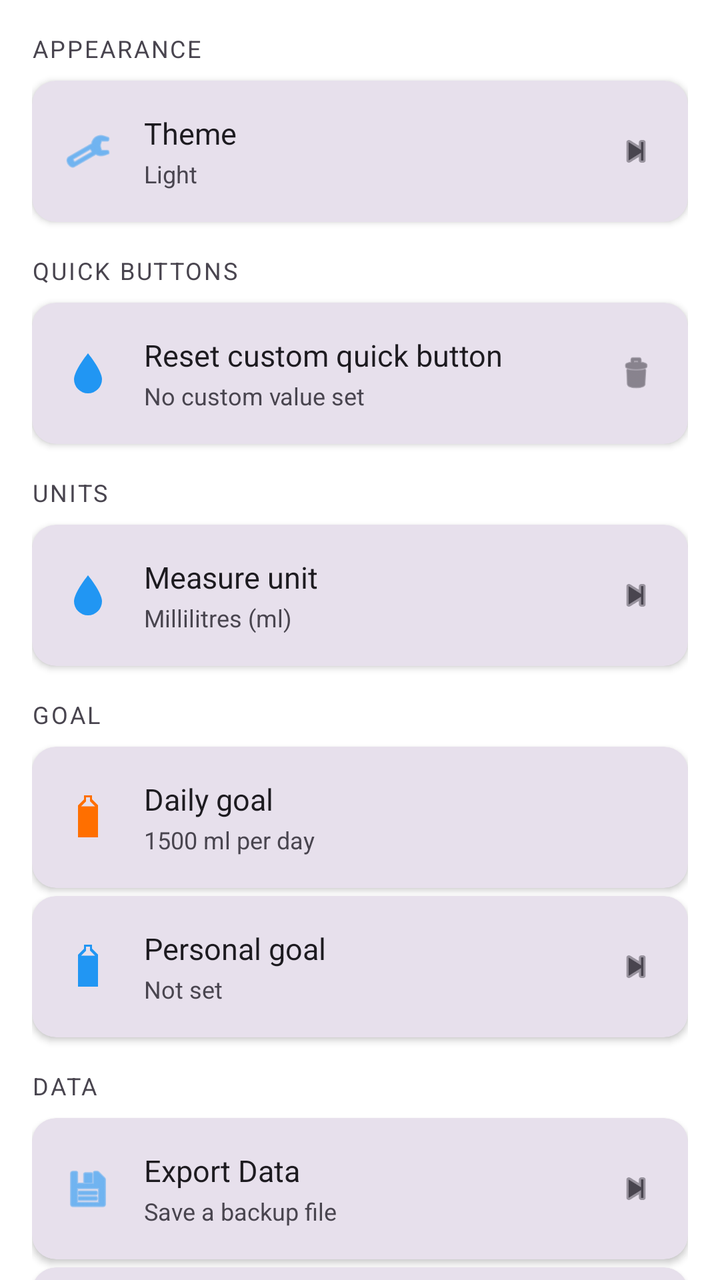
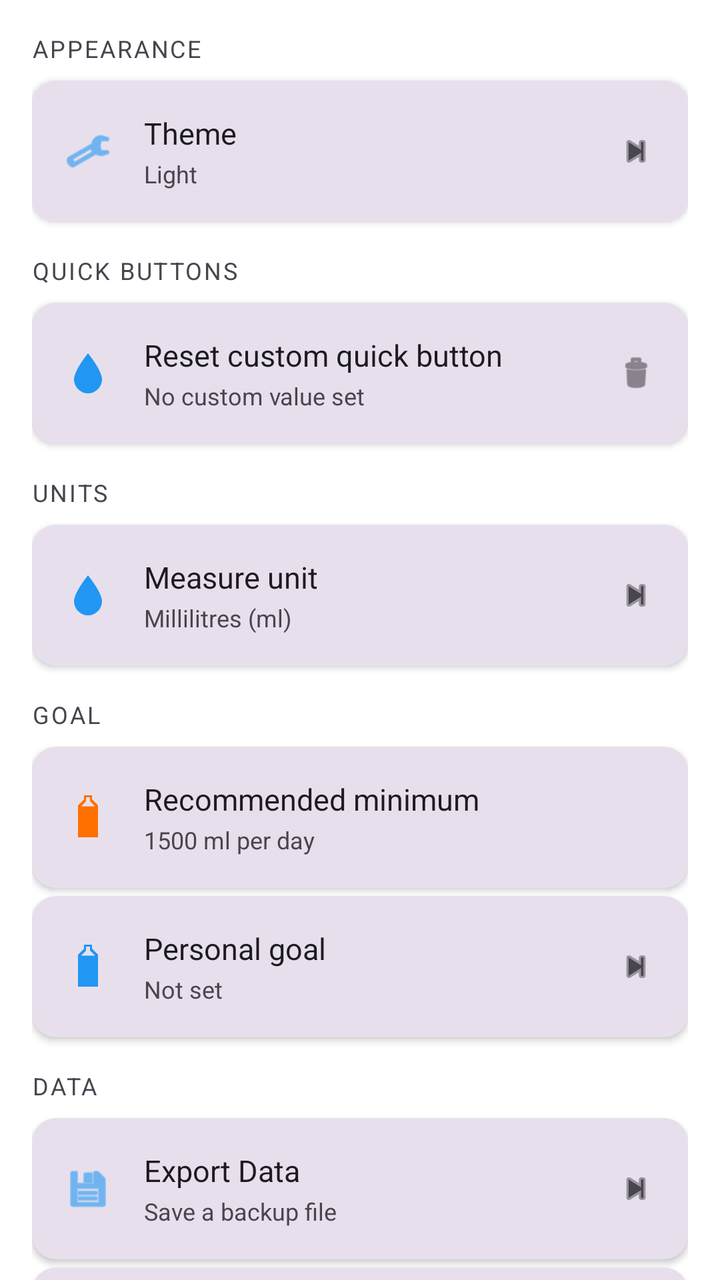

Before-and-after screenshots of an Android layout around one commit, followed by the original layout XML and the change that was made.
<!-- AndroidManifest.xml: application theme Theme.WaterReminder -->
<!-- res/layout/fragment_settings.xml -->
<?xml version="1.0" encoding="utf-8"?>
<androidx.core.widget.NestedScrollView xmlns:android="http://schemas.android.com/apk/res/android"
    xmlns:app="http://schemas.android.com/apk/res-auto"
    android:layout_width="match_parent"
    android:layout_height="match_parent"
    android:background="@color/page_background">

    <LinearLayout
        android:layout_width="match_parent"
        android:layout_height="wrap_content"
        android:orientation="vertical"
        android:padding="16dp">

        
        <TextView
            android:layout_width="match_parent"
            android:layout_height="wrap_content"
            android:layout_marginBottom="8dp"
            android:text="Appearance"
            android:textColor="?attr/colorOnSurfaceVariant"
            android:textSize="12sp"
            android:textAllCaps="true"
            android:letterSpacing="0.08" />

        <androidx.cardview.widget.CardView
            android:layout_width="match_parent"
            android:layout_height="wrap_content"
            android:layout_marginBottom="16dp"
            app:cardCornerRadius="12dp"
            app:cardElevation="2dp"
            app:cardBackgroundColor="?attr/colorSurfaceVariant">

            <LinearLayout
                android:id="@+id/row_set_theme"
                android:layout_width="match_parent"
                android:layout_height="wrap_content"
                android:orientation="horizontal"
                android:gravity="center_vertical"
                android:padding="16dp"
                android:background="?attr/selectableItemBackground"
                android:clickable="true"
                android:focusable="true">

                <ImageView
                    android:layout_width="24dp"
                    android:layout_height="24dp"
                    android:layout_marginEnd="16dp"
                    android:src="@android:drawable/ic_menu_manage"
                    android:tint="@color/brand_blue" />

                <LinearLayout
                    android:layout_width="0dp"
                    android:layout_height="wrap_content"
                    android:layout_weight="1"
                    android:orientation="vertical">

                    <TextView
                        android:layout_width="wrap_content"
                        android:layout_height="wrap_content"
                        android:text="Theme"
                        android:textColor="?attr/colorOnSurface"
                        android:textSize="15sp" />

                    <TextView
                        android:id="@+id/text_theme_current"
                        android:layout_width="wrap_content"
                        android:layout_height="wrap_content"
                        android:layout_marginTop="2dp"
                        android:text="@string/theme_light"
                        android:textColor="?attr/colorOnSurfaceVariant"
                        android:textSize="12sp" />

                </LinearLayout>

                <ImageView
                    android:layout_width="20dp"
                    android:layout_height="20dp"
                    android:src="@android:drawable/ic_media_next"
                    android:tint="?attr/colorOnSurfaceVariant" />

            </LinearLayout>

        </androidx.cardview.widget.CardView>

        
        <TextView
            android:layout_width="match_parent"
            android:layout_height="wrap_content"
            android:layout_marginBottom="8dp"
            android:text="Quick buttons"
            android:textColor="?attr/colorOnSurfaceVariant"
            android:textSize="12sp"
            android:textAllCaps="true"
            android:letterSpacing="0.08" />

        <androidx.cardview.widget.CardView
            android:layout_width="match_parent"
            android:layout_height="wrap_content"
            android:layout_marginBottom="16dp"
            app:cardCornerRadius="12dp"
            app:cardElevation="2dp"
            app:cardBackgroundColor="?attr/colorSurfaceVariant">

            <LinearLayout
                android:id="@+id/row_reset_custom"
                android:layout_width="match_parent"
                android:layout_height="wrap_content"
                android:orientation="horizontal"
                android:gravity="center_vertical"
                android:padding="16dp"
                android:background="?attr/selectableItemBackground"
                android:clickable="true"
                android:focusable="true">

                <ImageView
                    android:layout_width="24dp"
                    android:layout_height="24dp"
                    android:layout_marginEnd="16dp"
                    android:src="@drawable/ic_water_drop"
                    android:tint="@color/brand_blue" />

                <LinearLayout
                    android:layout_width="0dp"
                    android:layout_height="wrap_content"
                    android:layout_weight="1"
                    android:orientation="vertical">

                    <TextView
                        android:layout_width="wrap_content"
                        android:layout_height="wrap_content"
                        android:text="Reset custom quick button"
                        android:textColor="?attr/colorOnSurface"
                        android:textSize="15sp" />

                    <TextView
                        android:id="@+id/text_custom_current"
                        android:layout_width="wrap_content"
                        android:layout_height="wrap_content"
                        android:layout_marginTop="2dp"
                        android:text="No custom value set"
                        android:textColor="?attr/colorOnSurfaceVariant"
                        android:textSize="12sp" />

                </LinearLayout>

                <ImageView
                    android:layout_width="20dp"
                    android:layout_height="20dp"
                    android:src="@android:drawable/ic_menu_delete"
                    android:tint="?attr/colorOnSurfaceVariant" />

            </LinearLayout>

        </androidx.cardview.widget.CardView>

        
        <TextView
            android:layout_width="match_parent"
            android:layout_height="wrap_content"
            android:layout_marginBottom="8dp"
            android:text="Units"
            android:textColor="?attr/colorOnSurfaceVariant"
            android:textSize="12sp"
            android:textAllCaps="true"
            android:letterSpacing="0.08" />

        <androidx.cardview.widget.CardView
            android:layout_width="match_parent"
            android:layout_height="wrap_content"
            android:layout_marginBottom="16dp"
            app:cardCornerRadius="12dp"
            app:cardElevation="2dp"
            app:cardBackgroundColor="?attr/colorSurfaceVariant">

            <LinearLayout
                android:id="@+id/row_set_unit"
                android:layout_width="match_parent"
                android:layout_height="wrap_content"
                android:orientation="horizontal"
                android:gravity="center_vertical"
                android:padding="16dp"
                android:background="?attr/selectableItemBackground"
                android:clickable="true"
                android:focusable="true">

                <ImageView
                    android:layout_width="24dp"
                    android:layout_height="24dp"
                    android:layout_marginEnd="16dp"
                    android:src="@drawable/ic_water_drop"
                    android:tint="@color/brand_blue" />

                <LinearLayout
                    android:layout_width="0dp"
                    android:layout_height="wrap_content"
                    android:layout_weight="1"
                    android:orientation="vertical">

                    <TextView
                        android:layout_width="wrap_content"
                        android:layout_height="wrap_content"
                        android:text="Measure unit"
                        android:textColor="?attr/colorOnSurface"
                        android:textSize="15sp" />

                    <TextView
                        android:id="@+id/text_unit_current"
                        android:layout_width="wrap_content"
                        android:layout_height="wrap_content"
                        android:layout_marginTop="2dp"
                        android:text="Millilitres (ml)"
                        android:textColor="?attr/colorOnSurfaceVariant"
                        android:textSize="12sp" />

                </LinearLayout>

                <ImageView
                    android:layout_width="20dp"
                    android:layout_height="20dp"
                    android:src="@android:drawable/ic_media_next"
                    android:tint="?attr/colorOnSurfaceVariant" />

            </LinearLayout>

        </androidx.cardview.widget.CardView>

        
        <TextView
            android:layout_width="match_parent"
            android:layout_height="wrap_content"
            android:layout_marginBottom="8dp"
            android:text="Goal"
            android:textColor="?attr/colorOnSurfaceVariant"
            android:textSize="12sp"
            android:textAllCaps="true"
            android:letterSpacing="0.08" />

        <androidx.cardview.widget.CardView
            android:layout_width="match_parent"
            android:layout_height="wrap_content"
            android:layout_marginBottom="2dp"
            app:cardCornerRadius="12dp"
            app:cardElevation="2dp"
            app:cardBackgroundColor="?attr/colorSurfaceVariant">

            
            <LinearLayout
                android:layout_width="match_parent"
                android:layout_height="wrap_content"
                android:orientation="horizontal"
                android:gravity="center_vertical"
                android:padding="16dp">

                <ImageView
                    android:id="@+id/imageView"
                    android:layout_width="24dp"
                    android:layout_height="24dp"
                    android:layout_marginEnd="16dp"
                    android:tint="@color/brand_orange"
                    app:srcCompat="@drawable/ic_bottle_full" />

                <LinearLayout
                    android:layout_width="0dp"
                    android:layout_height="wrap_content"
                    android:layout_weight="1"
                    android:orientation="vertical">

                    <TextView
                        android:layout_width="wrap_content"
                        android:layout_height="wrap_content"
                        android:text="Daily goal"
                        android:textColor="?attr/colorOnSurface"
                        android:textSize="15sp" />

                    <TextView
                        android:layout_width="wrap_content"
                        android:layout_height="wrap_content"
                        android:layout_marginTop="2dp"
                        android:text="1500 ml per day"
                        android:textColor="?attr/colorOnSurfaceVariant"
                        android:textSize="12sp" />

                </LinearLayout>

            </LinearLayout>

        </androidx.cardview.widget.CardView>

        <androidx.cardview.widget.CardView
            android:layout_width="match_parent"
            android:layout_height="wrap_content"
            android:layout_marginTop="2dp"
            android:layout_marginBottom="16dp"
            app:cardCornerRadius="12dp"
            app:cardElevation="2dp"
            app:cardBackgroundColor="?attr/colorSurfaceVariant">

            
            <LinearLayout
                android:id="@+id/row_set_personal_goal"
                android:layout_width="match_parent"
                android:layout_height="wrap_content"
                android:orientation="horizontal"
                android:gravity="center_vertical"
                android:padding="16dp"
                android:background="?attr/selectableItemBackground"
                android:clickable="true"
                android:focusable="true">

                <ImageView
                    android:layout_width="24dp"
                    android:layout_height="24dp"
                    android:layout_marginEnd="16dp"
                    android:src="@drawable/ic_bottle_full"
                    android:tint="@color/brand_blue" />

                <LinearLayout
                    android:layout_width="0dp"
                    android:layout_height="wrap_content"
                    android:layout_weight="1"
                    android:orientation="vertical">

                    <TextView
                        android:layout_width="wrap_content"
                        android:layout_height="wrap_content"
                        android:text="Personal goal"
                        android:textColor="?attr/colorOnSurface"
                        android:textSize="15sp" />

                    <TextView
                        android:id="@+id/text_personal_goal_current"
                        android:layout_width="wrap_content"
                        android:layout_height="wrap_content"
                        android:layout_marginTop="2dp"
                        android:text="Not set"
                        android:textColor="?attr/colorOnSurfaceVariant"
                        android:textSize="12sp" />

                </LinearLayout>

                <ImageView
                    android:layout_width="20dp"
                    android:layout_height="20dp"
                    android:src="@android:drawable/ic_media_next"
                    android:tint="?attr/colorOnSurfaceVariant" />

            </LinearLayout>

        </androidx.cardview.widget.CardView>

        
        <TextView
            android:layout_width="match_parent"
            android:layout_height="wrap_content"
            android:layout_marginBottom="8dp"
            android:text="@string/settings_section_data"
            android:textColor="?attr/colorOnSurfaceVariant"
            android:textSize="12sp"
            android:textAllCaps="true"
            android:letterSpacing="0.08" />

        <androidx.cardview.widget.CardView
            android:layout_width="match_parent"
            android:layout_height="wrap_content"
            android:layout_marginBottom="2dp"
            app:cardCornerRadius="12dp"
            app:cardElevation="2dp"
            app:cardBackgroundColor="?attr/colorSurfaceVariant">

            <LinearLayout
                android:id="@+id/row_export_data"
                android:layout_width="match_parent"
                android:layout_height="wrap_content"
                android:orientation="horizontal"
                android:gravity="center_vertical"
                android:padding="16dp"
                android:background="?attr/selectableItemBackground"
                android:clickable="true"
                android:focusable="true">

                <ImageView
                    android:layout_width="24dp"
                    android:layout_height="24dp"
                    android:layout_marginEnd="16dp"
                    android:src="@android:drawable/ic_menu_save"
                    android:tint="@color/brand_blue" />

                <LinearLayout
                    android:layout_width="0dp"
                    android:layout_height="wrap_content"
                    android:layout_weight="1"
                    android:orientation="vertical">

                    <TextView
                        android:layout_width="wrap_content"
                        android:layout_height="wrap_content"
                        android:text="@string/settings_export_data"
                        android:textColor="?attr/colorOnSurface"
                        android:textSize="15sp" />

                    <TextView
                        android:layout_width="wrap_content"
                        android:layout_height="wrap_content"
                        android:layout_marginTop="2dp"
                        android:text="@string/settings_export_data_subtitle"
                        android:textColor="?attr/colorOnSurfaceVariant"
                        android:textSize="12sp" />

                </LinearLayout>

                <ImageView
                    android:layout_width="20dp"
                    android:layout_height="20dp"
                    android:src="@android:drawable/ic_media_next"
                    android:tint="?attr/colorOnSurfaceVariant" />

            </LinearLayout>

        </androidx.cardview.widget.CardView>

        <androidx.cardview.widget.CardView
            android:layout_width="match_parent"
            android:layout_height="wrap_content"
            android:layout_marginTop="2dp"
            android:layout_marginBottom="16dp"
            app:cardCornerRadius="12dp"
            app:cardElevation="2dp"
            app:cardBackgroundColor="?attr/colorSurfaceVariant">

            <LinearLayout
                android:id="@+id/row_import_data"
                android:layout_width="match_parent"
                android:layout_height="wrap_content"
                android:orientation="horizontal"
                android:gravity="center_vertical"
                android:padding="16dp"
                android:background="?attr/selectableItemBackground"
                android:clickable="true"
                android:focusable="true">

                <ImageView
                    android:layout_width="24dp"
                    android:layout_height="24dp"
                    android:layout_marginEnd="16dp"
                    android:src="@android:drawable/ic_menu_revert"
                    android:tint="@color/brand_blue" />

                <LinearLayout
                    android:layout_width="0dp"
                    android:layout_height="wrap_content"
                    android:layout_weight="1"
                    android:orientation="vertical">

                    <TextView
                        android:layout_width="wrap_content"
                        android:layout_height="wrap_content"
                        android:text="@string/settings_import_data"
                        android:textColor="?attr/colorOnSurface"
                        android:textSize="15sp" />

                    <TextView
                        android:layout_width="wrap_content"
                        android:layout_height="wrap_content"
                        android:layout_marginTop="2dp"
                        android:text="@string/settings_import_data_subtitle"
                        android:textColor="?attr/colorOnSurfaceVariant"
                        android:textSize="12sp" />

                </LinearLayout>

                <ImageView
                    android:layout_width="20dp"
                    android:layout_height="20dp"
                    android:src="@android:drawable/ic_media_next"
                    android:tint="?attr/colorOnSurfaceVariant" />

            </LinearLayout>

        </androidx.cardview.widget.CardView>

        
        <TextView
            android:layout_width="match_parent"
            android:layout_height="wrap_content"
            android:layout_marginBottom="8dp"
            android:text="Help"
            android:textColor="?attr/colorOnSurfaceVariant"
            android:textSize="12sp"
            android:textAllCaps="true"
            android:letterSpacing="0.08" />

        <androidx.cardview.widget.CardView
            android:layout_width="match_parent"
            android:layout_height="wrap_content"
            android:layout_marginBottom="2dp"
            app:cardCornerRadius="12dp"
            app:cardElevation="2dp"
            app:cardBackgroundColor="?attr/colorSurfaceVariant">

            <LinearLayout
                android:id="@+id/row_replay_tour"
                android:layout_width="match_parent"
                android:layout_height="wrap_content"
                android:orientation="horizontal"
                android:gravity="center_vertical"
                android:padding="16dp"
                android:background="?attr/selectableItemBackground"
                android:clickable="true"
                android:focusable="true">

                <ImageView
                    android:layout_width="24dp"
                    android:layout_height="24dp"
                    android:layout_marginEnd="16dp"
                    android:src="@drawable/ic_water_drop"
                    android:tint="@color/brand_blue" />

                <LinearLayout
                    android:layout_width="0dp"
                    android:layout_height="wrap_content"
                    android:layout_weight="1"
                    android:orientation="vertical">

                    <TextView
                        android:layout_width="wrap_content"
                        android:layout_height="wrap_content"
                        android:text="Replay guide tour"
                        android:textColor="?attr/colorOnSurface"
                        android:textSize="15sp" />

                    <TextView
                        android:layout_width="wrap_content"
                        android:layout_height="wrap_content"
                        android:layout_marginTop="2dp"
                        android:text="See the intro again"
                        android:textColor="?attr/colorOnSurfaceVariant"
                        android:textSize="12sp" />

                </LinearLayout>

                <ImageView
                    android:layout_width="20dp"
                    android:layout_height="20dp"
                    android:src="@android:drawable/ic_media_next"
                    android:tint="?attr/colorOnSurfaceVariant" />

            </LinearLayout>

        </androidx.cardview.widget.CardView>

        <androidx.cardview.widget.CardView
            android:layout_width="match_parent"
            android:layout_height="wrap_content"
            android:layout_marginTop="2dp"
            android:layout_marginBottom="16dp"
            app:cardCornerRadius="12dp"
            app:cardElevation="2dp"
            app:cardBackgroundColor="?attr/colorSurfaceVariant">

            <LinearLayout
                android:id="@+id/row_privacy_policy"
                android:layout_width="match_parent"
                android:layout_height="wrap_content"
                android:orientation="horizontal"
                android:gravity="center_vertical"
                android:padding="16dp"
                android:background="?attr/selectableItemBackground"
                android:clickable="true"
                android:focusable="true">

                <ImageView
                    android:layout_width="24dp"
                    android:layout_height="24dp"
                    android:layout_marginEnd="16dp"
                    android:src="@android:drawable/ic_menu_info_details"
                    android:tint="@color/brand_blue" />

                <LinearLayout
                    android:layout_width="0dp"
                    android:layout_height="wrap_content"
                    android:layout_weight="1"
                    android:orientation="vertical">

                    <TextView
                        android:layout_width="wrap_content"
                        android:layout_height="wrap_content"
                        android:text="Privacy Policy"
                        android:textColor="?attr/colorOnSurface"
                        android:textSize="15sp" />

                    <TextView
                        android:layout_width="wrap_content"
                        android:layout_height="wrap_content"
                        android:layout_marginTop="2dp"
                        android:text="How your data is handled"
                        android:textColor="?attr/colorOnSurfaceVariant"
                        android:textSize="12sp" />

                </LinearLayout>

                <ImageView
                    android:layout_width="20dp"
                    android:layout_height="20dp"
                    android:src="@android:drawable/ic_media_next"
                    android:tint="?attr/colorOnSurfaceVariant" />

            </LinearLayout>

        </androidx.cardview.widget.CardView>

        <androidx.cardview.widget.CardView
            android:layout_width="match_parent"
            android:layout_height="wrap_content"
            android:layout_marginTop="2dp"
            android:layout_marginBottom="16dp"
            app:cardCornerRadius="12dp"
            app:cardElevation="2dp"
            app:cardBackgroundColor="?attr/colorSurfaceVariant">

            <LinearLayout
                android:id="@+id/row_changelog"
                android:layout_width="match_parent"
                android:layout_height="wrap_content"
                android:orientation="horizontal"
                android:gravity="center_vertical"
                android:padding="16dp"
                android:background="?attr/selectableItemBackground"
                android:clickable="true"
                android:focusable="true">

                <ImageView
                    android:layout_width="24dp"
                    android:layout_height="24dp"
                    android:layout_marginEnd="16dp"
                    android:src="@android:drawable/ic_menu_recent_history"
                    android:tint="@color/brand_blue" />

                <LinearLayout
                    android:layout_width="0dp"
                    android:layout_height="wrap_content"
                    android:layout_weight="1"
                    android:orientation="vertical">

                    <TextView
                        android:layout_width="wrap_content"
                        android:layout_height="wrap_content"
                        android:text="@string/changelog_label"
                        android:textColor="?attr/colorOnSurface"
                        android:textSize="15sp" />

                    <TextView
                        android:layout_width="wrap_content"
                        android:layout_height="wrap_content"
                        android:layout_marginTop="2dp"
                        android:text="@string/changelog_row_subtitle"
                        android:textColor="?attr/colorOnSurfaceVariant"
                        android:textSize="12sp" />

                </LinearLayout>

                <ImageView
                    android:layout_width="20dp"
                    android:layout_height="20dp"
                    android:src="@android:drawable/ic_media_next"
                    android:tint="?attr/colorOnSurfaceVariant" />

            </LinearLayout>

        </androidx.cardview.widget.CardView>

        <TextView
            android:id="@+id/text_app_version"
            android:layout_width="wrap_content"
            android:layout_height="wrap_content"
            android:layout_marginTop="10dp"
            android:textColor="?attr/colorOnSurfaceVariant"
            android:textSize="12sp" />

    </LinearLayout>

</androidx.core.widget.NestedScrollView>
<!-- resources referenced by this layout -->
<resources>
  <color name="brand_blue">#2196F3</color>
  <color name="brand_orange">#FF6F00</color>
  <color name="page_background">#FFFFFF</color>
  <!-- drawable ic_bottle_full (drawable) -->
  <?xml version="1.0" encoding="utf-8"?>
  <vector xmlns:android="http://schemas.android.com/apk/res/android"
      android:width="24dp"
      android:height="24dp"
      android:viewportWidth="24"
      android:viewportHeight="24">
      <path
          android:fillColor="#FFFFFF"
          android:fillType="evenOdd"
          android:pathData="
              M10,1 H14 V3 L17,6 V22 H7 V6 L10,3 Z
              M11,2 H13 V4 L15.5,6.5 V21 H8.5 V6.5 L11,4 Z
              M8.5,6.5 H15.5 V21 H8.5 Z" />
  </vector>
  <!-- drawable ic_water_drop (drawable) -->
  <?xml version="1.0" encoding="utf-8"?>
  <vector xmlns:android="http://schemas.android.com/apk/res/android"
      android:width="18dp"
      android:height="18dp"
      android:viewportWidth="24"
      android:viewportHeight="24">
      <path
          android:fillColor="#2196F3"
          android:pathData="M12,2C12,2 5,10.5 5,15a7,7 0,0 0,14 0C19,10.5 12,2 12,2z" />
  </vector>
  <string name="changelog_label">Change Log</string>
  <string name="changelog_row_subtitle">What\'s new in each version</string>
  <string name="settings_export_data">Export Data</string>
  <string name="settings_export_data_subtitle">Save a backup file</string>
  <string name="settings_import_data">Import Data</string>
  <string name="settings_import_data_subtitle">Restore from a backup file</string>
  <string name="settings_section_data">Data</string>
  <string name="theme_light">Light</string>
  <style name="Theme.WaterReminder" parent="Base.Theme.WaterReminder" />
  <style name="Base.Theme.WaterReminder" parent="Theme.Material3.DayNight.NoActionBar">
          
          
      </style>
</resources>

<!-- the commit's change to res/layout/fragment_settings.xml (unified diff, before → after) -->
@@ -268,7 +268,7 @@
                     <TextView
                         android:layout_width="wrap_content"
                         android:layout_height="wrap_content"
-                        android:text="Daily goal"
+                        android:text="@string/settings_recommended_minimum"
                         android:textColor="?attr/colorOnSurface"
                         android:textSize="15sp" />
 
<!-- resource entries referenced after the edit -->
@@ -35,6 +35,7 @@
   <string name="settings_export_data_subtitle">Save a backup file</string>
   <string name="settings_import_data">Import Data</string>
   <string name="settings_import_data_subtitle">Restore from a backup file</string>
+  <string name="settings_recommended_minimum">Recommended minimum</string>
   <string name="settings_section_data">Data</string>
   <string name="theme_light">Light</string>
   <style name="Theme.WaterReminder" parent="Base.Theme.WaterReminder" />
